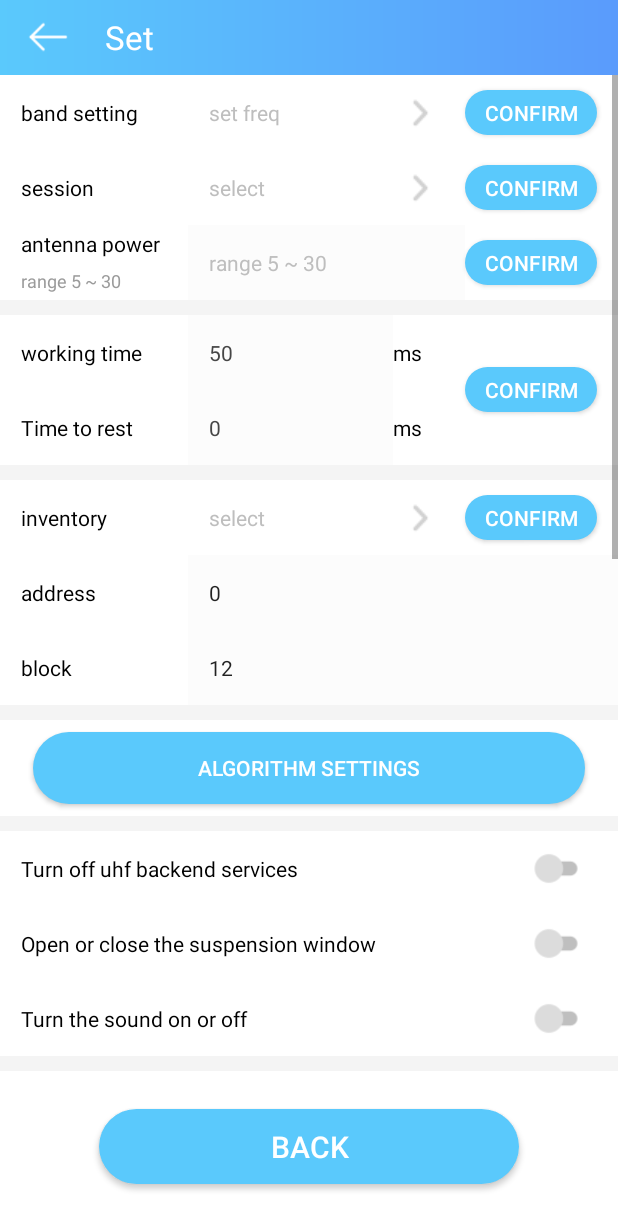
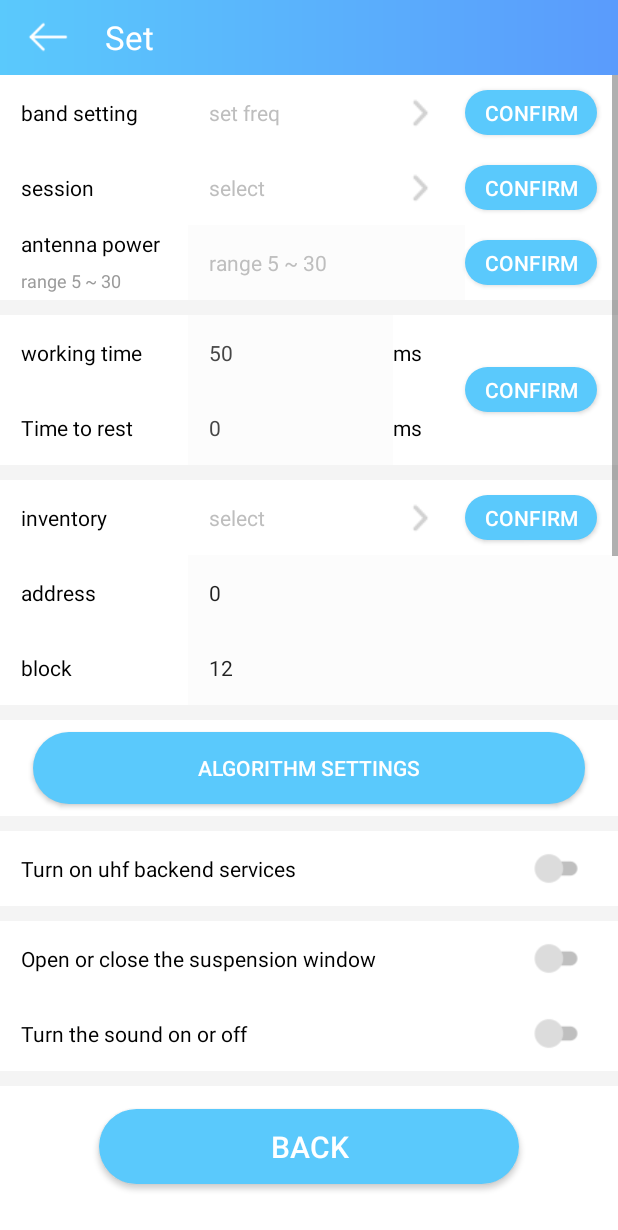
Before and after one commit to SpeedataG/UHF, an Android app: the layout activity_set.xml on its own in the app's theme, with its tools: preview values and no code run, on a phone screen of 412 x 824 dp. Shown: the top 1230 px of the screen. Run offline under Robolectric (Android 15) with nearby library versions, the phone set to English and light mode, and no system bars.

Commit message:
zzc:默认关闭超高频服务，改为手动开启

```diff
--- a/app/src/main/java/com/speedata/uhf/NewMainActivity.java
+++ b/app/src/main/java/com/speedata/uhf/NewMainActivity.java
@@ -696,9 +696,9 @@ public class NewMainActivity extends BaseActivity implements View.OnClickListene
             }
             SystemClock.sleep(100);
             Log.d("UHFService", "startService==main==");
-            startService(new Intent(this, MyService.class));
-            SharedXmlUtil.getInstance(this).write("server", true);
-            SystemClock.sleep(1000);
+//            startService(new Intent(this, MyService.class));
+//            SharedXmlUtil.getInstance(this).write("server", true);
+//            SystemClock.sleep(1000);
         }
     }
 }
--- a/app/src/main/res/layout/activity_set.xml
+++ b/app/src/main/res/layout/activity_set.xml
@@ -396,7 +396,7 @@
             </TableLayout>
 
             <TableLayout
-                android:id="@+id/set_tab5"
+                android:id="@+id/set_tab7"
                 android:layout_width="match_parent"
                 android:layout_height="wrap_content"
                 android:layout_below="@+id/set_tab4"
@@ -408,8 +408,7 @@
 
                 <RelativeLayout
                     android:layout_width="match_parent"
-                    android:layout_height="wrap_content"
-                    android:layout_weight="1">
+                    android:layout_height="wrap_content">
 
                     <TextView
                         android:layout_width="wrap_content"
@@ -435,6 +434,18 @@
                         android:textOff=""
                         android:textOn="" />
                 </RelativeLayout>
+            </TableLayout>
+
+            <TableLayout
+                android:id="@+id/set_tab5"
+                android:layout_width="match_parent"
+                android:layout_height="wrap_content"
+                android:layout_below="@+id/set_tab7"
+                android:layout_marginTop="10dp"
+                android:background="@color/text_white"
+                android:paddingLeft="14dp"
+                android:paddingRight="14dp"
+                android:visibility="visible">
 
                 <RelativeLayout
                     android:id="@+id/rl_float_switch"
--- a/app/src/main/res/values/strings.xml
+++ b/app/src/main/res/values/strings.xml
@@ -240,7 +240,7 @@
     <string name="btn_get_algorithm">GetAlgorithm</string>
     <string name="gen2_target">Target:</string>
     <string name="btn_get_value">GetValue</string>
-    <string name="check_close_server">Turn off uhf backend services</string>
+    <string name="check_close_server">Turn on uhf backend services</string>
     <string name="keep_time">Residence time</string>
     <string name="btn_set_time">set time</string>
     <string name="btn_get_all_time">get time</string>
```
Also changed, not shown: app/src/main/java/com/speedata/uhf/InvSetActivity.java (+49 -7 lines), 1 other file.
